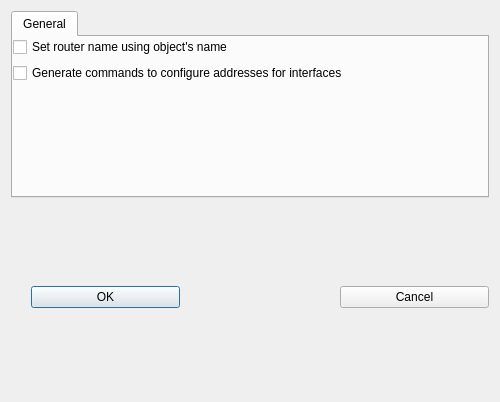
Qt form src/gui/iosadvanceddialog_q.ui (fwbuilder/fwbuilder) before a commit.
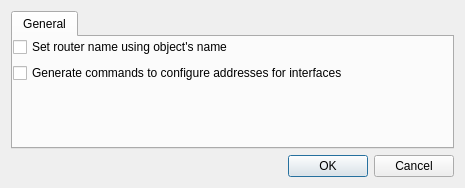
The same form after that commit.

Patch:
```diff
--- a/src/gui/iosadvanceddialog_q.ui
+++ b/src/gui/iosadvanceddialog_q.ui
@@ -8,8 +8,8 @@
    <rect>
     <x>0</x>
     <y>0</y>
-    <width>500</width>
-    <height>402</height>
+    <width>465</width>
+    <height>188</height>
    </rect>
   </property>
   <property name="windowTitle" >
@@ -74,14 +74,11 @@
      <item>
       <spacer>
        <property name="orientation" >
-        <enum>Qt::Vertical</enum>
-       </property>
-       <property name="sizeType" >
-        <enum>QSizePolicy::Expanding</enum>
+        <enum>Qt::Horizontal</enum>
        </property>
        <property name="sizeHint" >
         <size>
-         <width>20</width>
+         <width>151</width>
          <height>20</height>
         </size>
        </property>
@@ -94,16 +91,6 @@
        </property>
       </widget>
      </item>
-     <item>
-      <widget class="QLabel" name="label590" >
-       <property name="alignment" >
-        <set>Qt::AlignCenter</set>
-       </property>
-       <property name="wordWrap" >
-        <bool>false</bool>
-       </property>
-      </widget>
-     </item>
      <item>
       <widget class="QPushButton" name="cancel_button" >
        <property name="text" >
```
